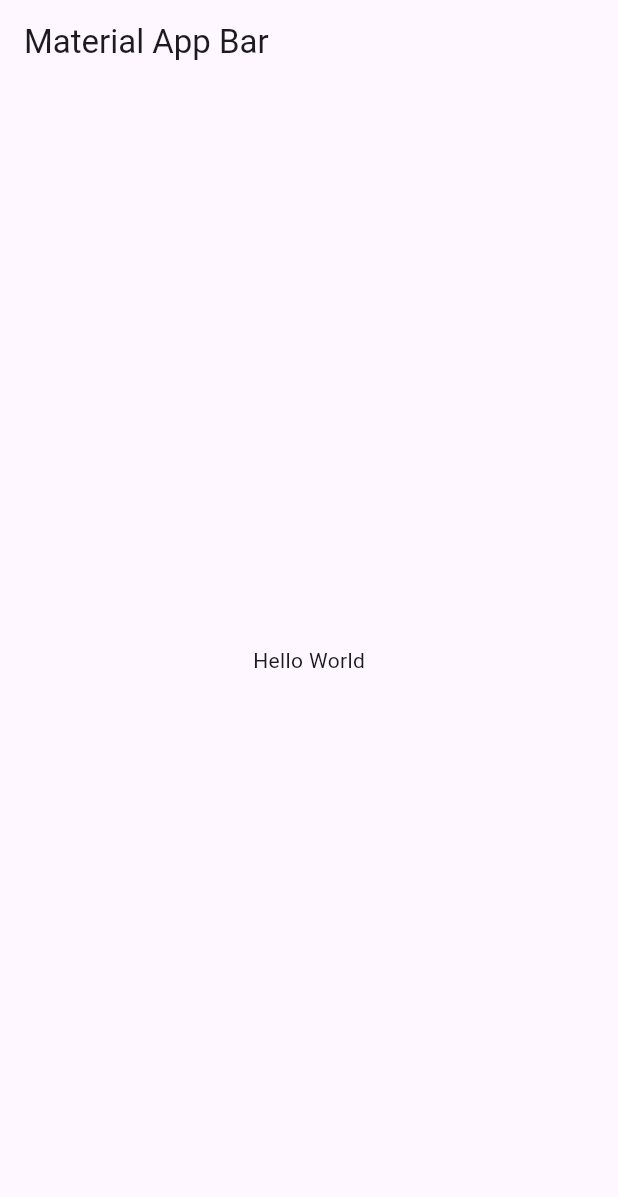
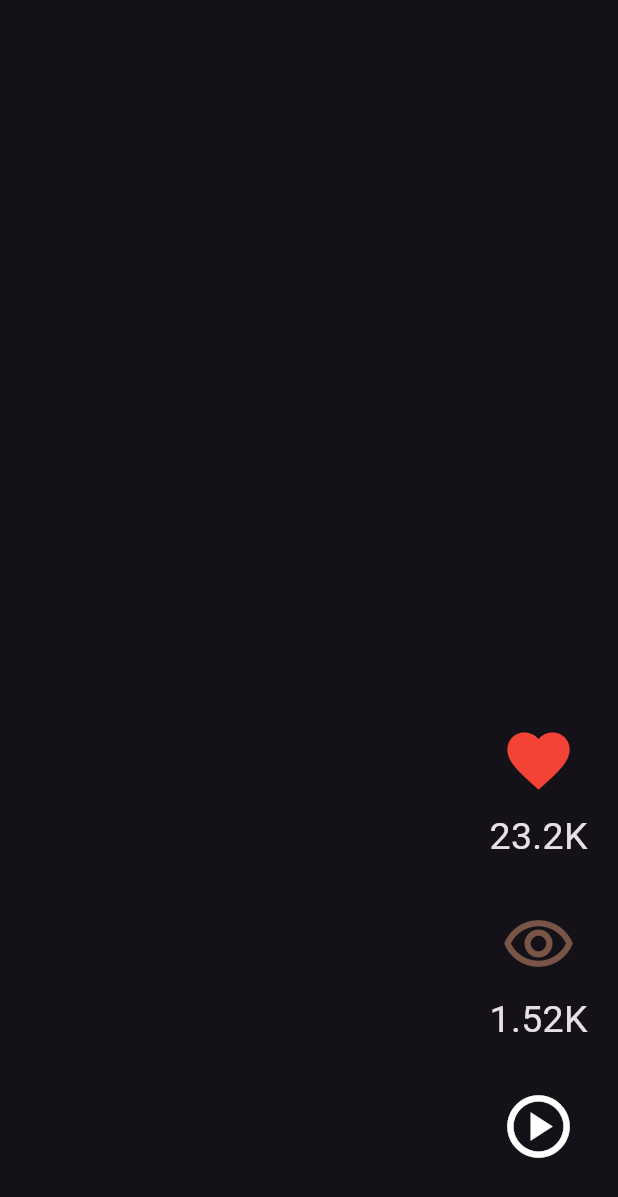
Before and after one commit to EduardoSolFer/toktik, a Flutter app: the screen it shows after launch, on a phone screen of 412 x 824 dp. Shown: the top 1197 px of the screen. Run offline on Flutter 3.47's test engine with Material 3 defaults, Android fonts, the phone set to English and light mode, and no system bars; our stand-ins replace animate_do.

Commit message:
Buttons and Containers

```diff
--- /dev/null
+++ b/devtools_options.yaml
@@ -0,0 +1 @@
+extensions:
--- /dev/null
+++ b/lib/config/helpers/human_formats.dart
@@ -0,0 +1,15 @@
+import 'package:intl/intl.dart';
+
+class HumanFormats {
+  static String humanReadbleNumber(double number) {
+    final formatterNumber = NumberFormat.compactCurrency(
+      decimalDigits: 0,
+      symbol: '',
+    ).format(number);
+
+    return formatterNumber;
+  }
+}
+
+
+// HumanFormats.humanReadbleNumber();
--- /dev/null
+++ b/lib/config/theme/app_theme.dart
@@ -0,0 +1,6 @@
+import 'package:flutter/material.dart';
+
+class AppTheme {
+  ThemeData getTheme() =>
+      ThemeData(useMaterial3: true, brightness: Brightness.dark);
+}
--- /dev/null
+++ b/lib/infraestructure/models/local_video_model.dart
@@ -0,0 +1,36 @@
+import "package:toktik/domain/entities/video_post.dart";
+
+class LocalVideoModel{
+  LocalVideoModel({
+  required this.name,
+  required this.videoUrl,
+  required this.likes,
+  required this.views,
+  });
+
+  final String name;
+  final String videoUrl;
+  final int likes;
+  final int views;
+
+  factory LocalVideoModel.fromJson(Map<String, dynamic> json) => LocalVideoModel(
+        name: json['name'],
+        videoUrl: json["videoUrl"],
+        likes: json["likes"],
+        views: json["views"],
+      );
+
+  Map<String, dynamic> toJson() => {
+    "name" : name,
+    "videoUrl" : videoUrl,
+    "likes" : likes,
+    "views" : views,
+  };
+
+  VideoPost toVideoPostEntity() => VideoPost(
+    caption: name,
+    videoUrl: videoUrl,
+    likes: likes,
+    views: views
+  );
+}
--- a/lib/main.dart
+++ b/lib/main.dart
@@ -1,4 +1,8 @@
 import 'package:flutter/material.dart';
+import 'package:toktik/config/theme/app_theme.dart';
+import 'package:toktik/presentation/providers/discover_provider.dart';
+import 'package:toktik/presentation/screen/discover/discover_screen.dart';
+import 'package:provider/provider.dart';
 
 void main() => runApp(const MyApp());
 
@@ -7,15 +11,18 @@ class MyApp extends StatelessWidget {
 
   @override
   Widget build(BuildContext context) {
-    return MaterialApp(
-      title: 'Material App',
-      home: Scaffold(
-        appBar: AppBar(
-          title: const Text('Material App Bar'),
-        ),
-        body: const Center(
-          child: Text('Hello World'),
-        ),
+    return MultiProvider (
+      providers:[
+        ChangeNotifierProvider(
+          lazy: false,
+          create: (_) => DiscoverProvider()..loadNextpage()
+          ),
+      ],
+      child: MaterialApp(
+        title: 'TokTik',
+        debugShowCheckedModeBanner: false,
+        theme: AppTheme().getTheme(),
+       home: const DiscoverScreen(),
       ),
     );
   }
--- /dev/null
+++ b/lib/presentation/providers/discover_provider.dart
@@ -0,0 +1,26 @@
+import 'package:flutter/material.dart';
+import 'package:toktik/domain/entities/video_post.dart';
+import 'package:toktik/infraestructure/models/local_video_model.dart';
+import 'package:toktik/shared/data/local_video_posts.dart';
+
+class DiscoverProvider extends ChangeNotifier {
+  //TODO: Repository, DataSource
+
+  bool initialLoading = true;
+  List<VideoPost> videos = [];
+
+  Future<void> loadNextpage() async {
+
+    await Future.delayed(const Duration(seconds: 3));
+
+    final List<VideoPost> newVideos = videoPosts
+        .map((video) => LocalVideoModel.fromJson(video).toVideoPostEntity())
+        .toList();
+
+
+    videos.addAll(newVideos);
+    initialLoading = false;
+
+    notifyListeners();
+  }
+}
--- /dev/null
+++ b/lib/presentation/screen/discover/discover_screen.dart
@@ -0,0 +1,21 @@
+import 'package:flutter/material.dart';
+import 'package:provider/provider.dart';
+import 'package:toktik/presentation/providers/discover_provider.dart';
+import 'package:toktik/presentation/widgets/shared/video_scrollable_view.dart';
+
+class DiscoverScreen extends StatelessWidget {
+  const DiscoverScreen({super.key});
+
+  @override
+  Widget build(BuildContext context) {
+    final discoverProvider = context.watch<DiscoverProvider>();
+
+    return Scaffold(
+      body: discoverProvider.initialLoading
+      ? const Center(
+        child: CircularProgressIndicator(strokeWidth: 5)
+      )
+      : VideoScrollableView(videos: discoverProvider.videos)
+    );
+  }
+}
--- /dev/null
+++ b/lib/presentation/widgets/shared/video_player/video_buttons.dart
@@ -0,0 +1,67 @@
+import 'package:flutter/material.dart';
+import 'package:toktik/config/helpers/human_formats.dart';
+import 'package:toktik/domain/entities/video_post.dart';
+import 'package:animate_do/animate_do.dart';
+
+class VideoButtons extends StatelessWidget {
+  final VideoPost video;
+
+  const VideoButtons({super.key, required this.video});
+
+  @override
+  Widget build(BuildContext context) {
+    return Column(
+      children: [
+        _CustomIconButton(
+            value: video.likes,
+            iconData: Icons.favorite,
+            iconColor: Colors.red),
+        const SizedBox(height: 20),
+        _CustomIconButton(
+            value: video.views,
+            iconData: Icons.remove_red_eye_outlined,
+            iconColor: Colors.brown),
+        const SizedBox(height: 20),
+        SpinPerfect(
+          infinite: true,
+          duration: Duration(seconds: 4),
+          child:
+            const _CustomIconButton(
+              value: 0,
+              iconData: Icons.play_circle_outlined
+            ),
+        ),
+      ],
+    );
+  }
+}
+
+class _CustomIconButton extends StatelessWidget {
+  final int value;
+  final IconData iconData;
+  final Color? color;
+
+  const _CustomIconButton(
+      {required this.value, required this.iconData, iconColor})
+      : color = iconColor ?? Colors.white;
+
+  @override
+  Widget build(BuildContext context) {
+    return Column(
+      children: [
+        IconButton(
+            onPressed: () {},
+            icon: Icon(
+              iconData,
+              color: color,
+              size: 50,
+            )),
+        if( value > 0)
+        Text(HumanFormats.humanReadbleNumber(value.toDouble()),
+            style: const TextStyle(fontSize: 25)
+        )
+        // Text('$value' + '00 M', style: const TextStyle(fontSize: 25) ),
+      ],
+    );
+  }
+}
--- /dev/null
+++ b/lib/presentation/widgets/shared/video_scrollable_view.dart
@@ -0,0 +1,58 @@
+import 'package:flutter/material.dart';
+import 'package:toktik/domain/entities/video_post.dart';
+import 'package:toktik/presentation/widgets/shared/video_player/video_buttons.dart';
+import 'package:toktik/shared/data/local_video_posts.dart';
+
+class VideoScrollableView extends StatelessWidget {
+  final List<VideoPost> videos;
+  const VideoScrollableView({super.key, required this.videos});
+
+  @override
+  Widget build(BuildContext context) {
+    return PageView.builder(
+      scrollDirection: Axis.vertical,
+      physics:
+          const BouncingScrollPhysics(), //Hacer que haga la funcion de empuje al final y al inicio
+      itemCount: videos.length,
+      itemBuilder: (context, index) {
+        final VideoPost videoPost = videos[index];
+
+        return Stack(
+          children: [
+            //BOTONES
+            Positioned(
+                bottom: 40,
+                right: 20,
+                child: VideoButtons(video: videoPost)),
+          ],
+        );
+      },
+
+
+
+
+
+      //APARTADO PARA MOSTRAR CONTENEDORES DE COLORES
+      //physics: const BouncingScrollPhysics(), //Hacer que haga la funcion de empuje al final y al inicio
+      // scrollDirection: Axis.vertical,
+      // // scrollDirection: Axis.horizontal,//Es para el recorrido de los contenedores
+      //   children: [
+      //     Container(
+      //       color: Colors.red,
+      //     ),
+      //     Container(
+      //       color: Colors.green,
+      //     ),
+      //     Container(
+      //       color: Colors.blue,
+      //     ),
+      //     Container(
+      //       color: Colors.yellow,
+      //     ),
+      //     Container(
+      //       color: Colors.purple,
+      //     )
+      //   ],
+    );
+  }
+}
```
Also changed, not shown: pubspec.yaml (+7 -20 lines), pubspec.lock.
